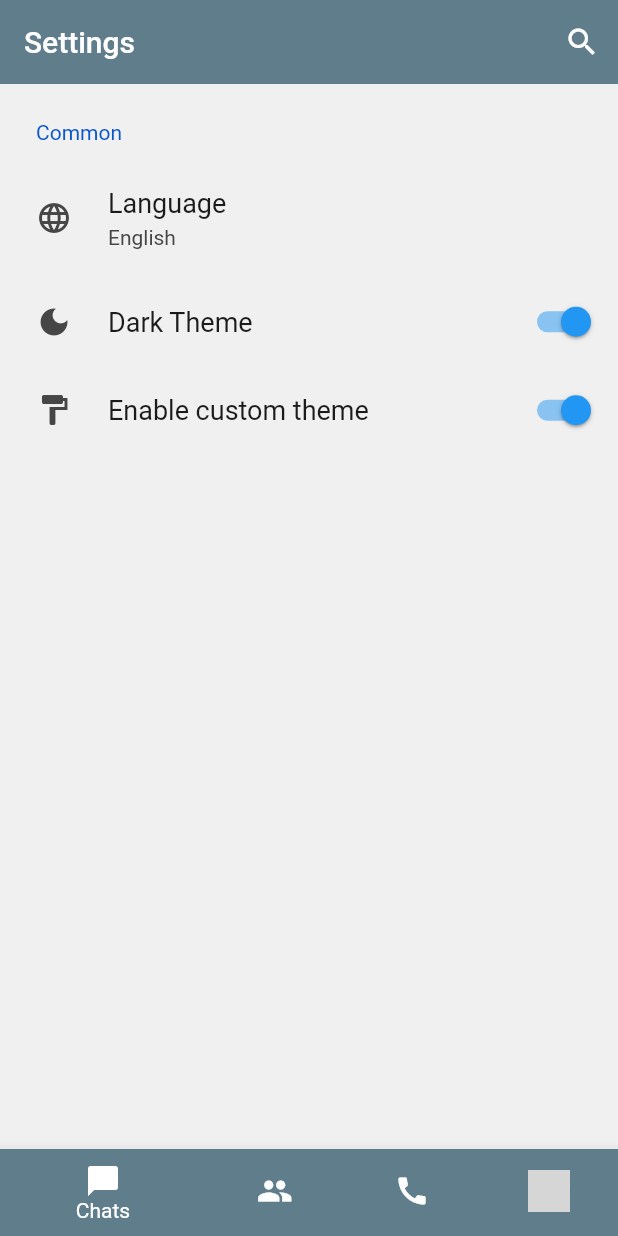
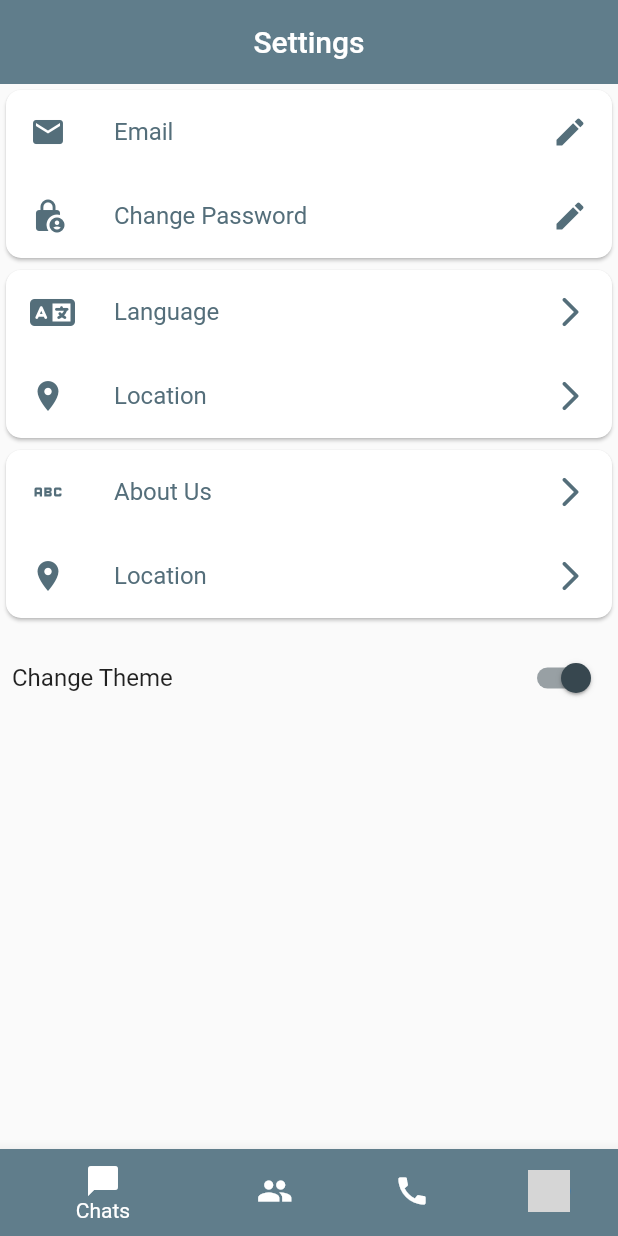
Before and after one commit to Helix088/party_chat_flutter, a Flutter app: the SettingsScreen screen opened by its route, on a phone screen of 412 x 824 dp. Run offline on Flutter 3.47's test engine with Material 2 defaults, Android fonts, the light colour scheme and no system bars; drawn by our look-alikes of settings_ui; our stand-ins replace animated_text_kit, cloud_firestore, firebase_auth, firebase_core, flutter_easyloading, font_awesome_flutter and 1 more; accounts and stored records are empty; statements that could not run were skipped; grey boxes are pictures that could not be loaded.

Commit message:
added more settings

```diff
--- a/lib/constants.dart
+++ b/lib/constants.dart
@@ -1,7 +1,7 @@
 import 'package:flutter/material.dart';
 
 const kSendButtonTextStyle = TextStyle(
-  color: Colors.blue,
+  color: Colors.blueGrey,
   fontWeight: FontWeight.bold,
   fontSize: 18.0,
 );
--- a/lib/main.dart
+++ b/lib/main.dart
@@ -26,6 +26,7 @@ class PartyChat extends StatelessWidget {
   Widget build(BuildContext context) {
     return MaterialApp(
       initialRoute: WelcomeScreen.id,
+      theme: ThemeData.light(),
       routes: {
         WelcomeScreen.id: (context) => WelcomeScreen(),
         LoginScreen.id: (context) => LoginScreen(),
--- a/lib/screens/settings.dart
+++ b/lib/screens/settings.dart
@@ -1,7 +1,7 @@
 import 'package:flash_chat_flutter/screens/chats/list_chats_screen.dart';
 import 'package:flutter/material.dart';
 import 'package:flash_chat_flutter/components/btm_nav_bar.dart';
-import 'package:settings_ui/settings_ui.dart';
+import 'package:font_awesome_flutter/font_awesome_flutter.dart';
 
 class SettingsScreen extends StatefulWidget {
   const SettingsScreen({Key? key}) : super(key: key);
@@ -16,31 +16,144 @@ class _SettingsScreenState extends State<SettingsScreen> {
   Widget build(BuildContext context) {
     return Scaffold(
       appBar: buildAppBar(),
-      body: SettingsList(
-        sections: [
-          SettingsSection(
-            title: Text('Common'),
-            tiles: <SettingsTile>[
-              SettingsTile.navigation(
-                leading: Icon(Icons.language),
-                title: Text('Language'),
-                value: Text('English'),
+      body: SingleChildScrollView(
+        child: Column(
+          children: [
+            Card(
+              shape: RoundedRectangleBorder(
+                  borderRadius: BorderRadius.circular(10.0)),
+              child: Column(
+                children: [
+                  ListTile(
+                    onTap: () {
+                      setState(() {});
+                    },
+                    title: Text(
+                      'Email',
+                      style: TextStyle(color: Colors.blueGrey[600]),
+                    ),
+                    leading: Icon(
+                      Icons.email,
+                      color: Colors.blueGrey[600],
+                    ),
+                    trailing: Icon(
+                      Icons.edit,
+                      color: Colors.blueGrey[600],
+                    ),
+                  ),
+                  ListTile(
+                    onTap: () {
+                      setState(() {});
+                    },
+                    title: Text(
+                      'Change Password',
+                      style: TextStyle(color: Colors.blueGrey[600]),
+                    ),
+                    leading: Icon(
+                      Icons.lock_person_rounded,
+                      color: Colors.blueGrey[600],
+                    ),
+                    trailing: Icon(
+                      Icons.edit,
+                      color: Colors.blueGrey[600],
+                    ),
+                  ),
+                ],
               ),
-              SettingsTile.switchTile(
-                onToggle: (value) {},
-                initialValue: true,
-                leading: Icon(Icons.dark_mode),
-                title: Text('Dark Theme'),
+            ),
+            Card(
+              shape: RoundedRectangleBorder(
+                  borderRadius: BorderRadius.circular(10.0)),
+              child: Column(
+                children: [
+                  ListTile(
+                    onTap: () {
+                      setState(() {});
+                    },
+                    title: Text(
+                      'Language',
+                      style: TextStyle(color: Colors.blueGrey[600]),
+                    ),
+                    leading: Icon(
+                      FontAwesomeIcons.language,
+                      color: Colors.blueGrey[600],
+                    ),
+                    trailing: Icon(
+                      Icons.arrow_forward_ios_rounded,
+                      color: Colors.blueGrey[600],
+                    ),
+                  ),
+                  ListTile(
+                    onTap: () {
+                      setState(() {});
+                    },
+                    title: Text(
+                      'Location',
+                      style: TextStyle(color: Colors.blueGrey[600]),
+                    ),
+                    leading: Icon(
+                      Icons.location_on,
+                      color: Colors.blueGrey[600],
+                    ),
+                    trailing: Icon(
+                      Icons.arrow_forward_ios_rounded,
+                      color: Colors.blueGrey[600],
+                    ),
+                  ),
+                ],
               ),
-              SettingsTile.switchTile(
-                onToggle: (value) {},
-                initialValue: true,
-                leading: Icon(Icons.format_paint),
-                title: Text('Enable custom theme'),
+            ),
+            Card(
+              shape: RoundedRectangleBorder(
+                  borderRadius: BorderRadius.circular(10.0)),
+              child: Column(
+                children: [
+                  ListTile(
+                    onTap: () {
+                      setState(() {});
+                    },
+                    title: Text(
+                      'About Us',
+                      style: TextStyle(color: Colors.blueGrey[600]),
+                    ),
+                    leading: Icon(
+                      Icons.abc,
+                      color: Colors.blueGrey[600],
+                    ),
+                    trailing: Icon(
+                      Icons.arrow_forward_ios_rounded,
+                      color: Colors.blueGrey[600],
+                    ),
+                  ),
+                  ListTile(
+                    onTap: () {
+                      setState(() {});
+                    },
+                    title: Text(
+                      'Location',
+                      style: TextStyle(color: Colors.blueGrey[600]),
+                    ),
+                    leading: Icon(
+                      Icons.location_on,
+                      color: Colors.blueGrey[600],
+                    ),
+                    trailing: Icon(
+                      Icons.arrow_forward_ios_rounded,
+                      color: Colors.blueGrey[600],
+                    ),
+                  ),
+                ],
               ),
-            ],
-          ),
-        ],
+            ),
+            SwitchListTile(
+              contentPadding: const EdgeInsets.all(8.0),
+              title: Text('Change Theme'),
+              value: true,
+              onChanged: (value) {},
+              activeColor: Colors.blueGrey[800],
+            ),
+          ],
+        ),
       ),
       bottomNavigationBar: BottomNavBar(press: (index) {
         if (index == 0) {
@@ -69,13 +182,12 @@ AppBar buildAppBar() {
   return AppBar(
     automaticallyImplyLeading: false,
     backgroundColor: Colors.blueGrey,
-    title: Text('Settings'),
-    actions: [
-      IconButton(
-        onPressed: () {},
-        icon: Icon(Icons.search),
+    title: Align(
+      alignment: Alignment.center,
+      child: Text(
+        'Settings',
       ),
-    ],
+    ),
     elevation: 0,
   );
 }
--- a/pubspec.yaml
+++ b/pubspec.yaml
@@ -24,12 +24,10 @@ dependencies:
   image_picker: ^0.8.5+3
   firebase_storage: ^10.2.17
   permission_handler: ^9.2.0
-  multiple_stream_builder: ^2.0.0
   tuple: ^2.0.0
   intl: ^0.17.0
   flutter_easyloading: ^3.0.5
-  multi_sort: ^3.0.0
-  settings_ui: ^2.0.2
+  font_awesome_flutter: ^10.1.0
 
 dev_dependencies:
   flutter_test:
```
Also changed, not shown: pubspec.lock.
